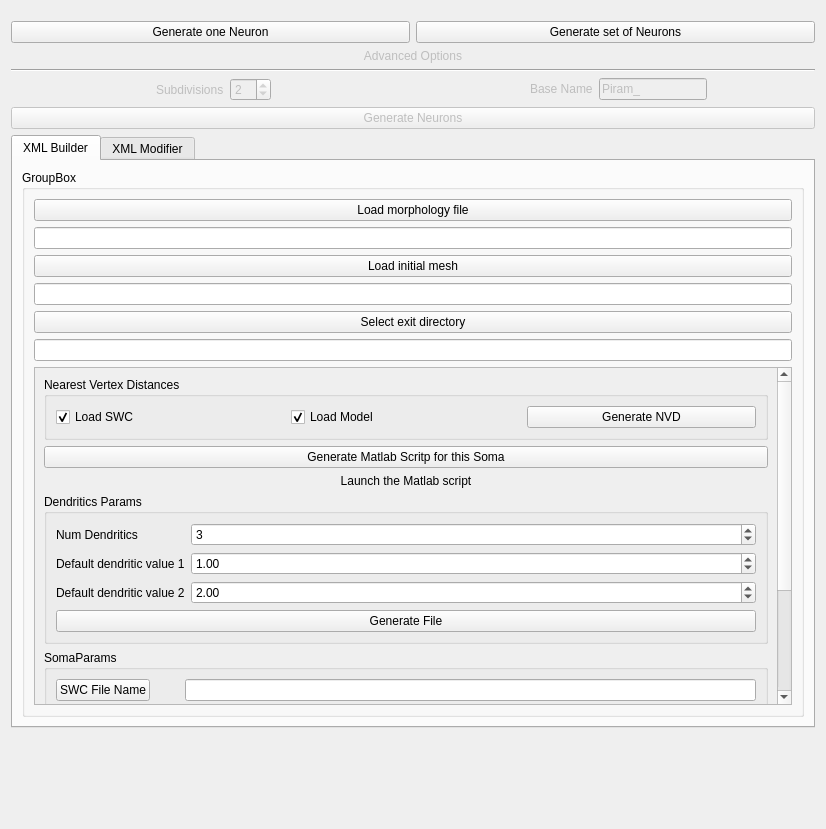
First picture: the form in Neuronize/SomaCreatorWidget.ui, repository vg-lab/Neuronize, before the edit.
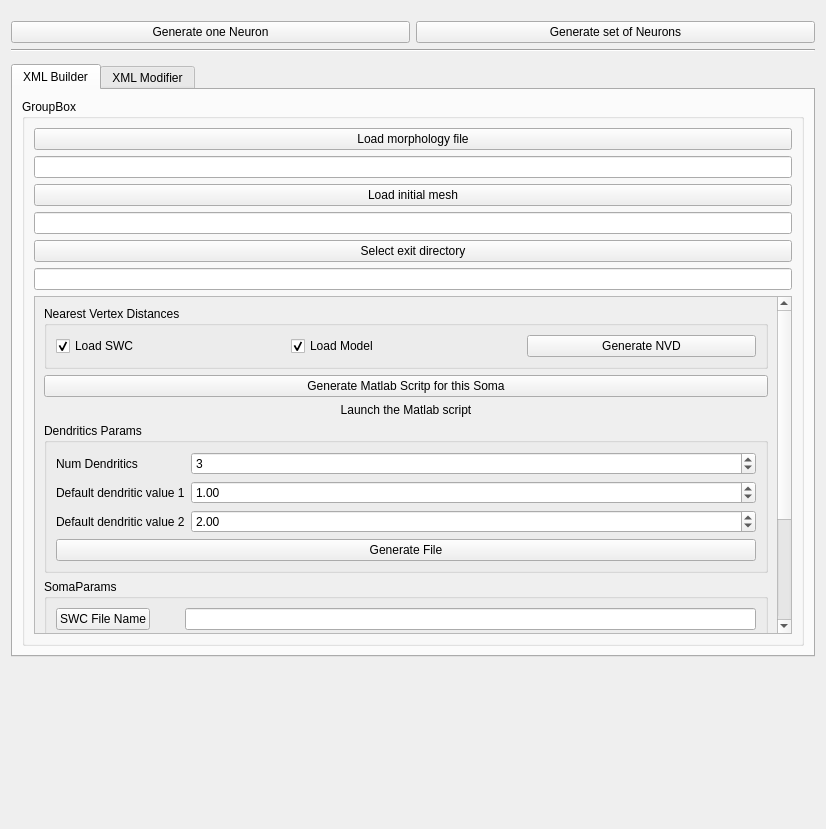
Second picture: the form after the edit.

Commit message: Added new dialog to generate multiple neurons at same time

```diff
--- a/Neuronize/SomaCreatorWidget.ui
+++ b/Neuronize/SomaCreatorWidget.ui
@@ -35,19 +35,6 @@
      </item>
     </layout>
    </item>
-   <item>
-    <widget class="QPushButton" name="adavencedOptionsButton">
-     <property name="enabled">
-      <bool>false</bool>
-     </property>
-     <property name="styleSheet">
-      <string notr="true">border:1px</string>
-     </property>
-     <property name="text">
-      <string>Advanced Options</string>
-     </property>
-    </widget>
-   </item>
    <item>
     <widget class="Line" name="line">
      <property name="orientation">
@@ -61,94 +48,9 @@
       <property name="margin">
        <number>0</number>
       </property>
-      <item>
-       <layout class="QFormLayout" name="formLayout_5">
-        <property name="fieldGrowthPolicy">
-         <enum>QFormLayout::AllNonFixedFieldsGrow</enum>
-        </property>
-        <property name="formAlignment">
-         <set>Qt::AlignHCenter|Qt::AlignTop</set>
-        </property>
-        <property name="topMargin">
-         <number>0</number>
-        </property>
-        <item row="0" column="0">
-         <widget class="QLabel" name="subdivisionsLabel">
-          <property name="enabled">
-           <bool>false</bool>
-          </property>
-          <property name="text">
-           <string>Subdivisions</string>
-          </property>
-         </widget>
-        </item>
-        <item row="0" column="1">
-         <widget class="QSpinBox" name="subdivisionsSpinBox">
-          <property name="enabled">
-           <bool>false</bool>
-          </property>
-          <property name="sizePolicy">
-           <sizepolicy hsizetype="Maximum" vsizetype="Fixed">
-            <horstretch>0</horstretch>
-            <verstretch>0</verstretch>
-           </sizepolicy>
-          </property>
-          <property name="value">
-           <number>2</number>
-          </property>
-         </widget>
-        </item>
-       </layout>
-      </item>
-      <item>
-       <layout class="QFormLayout" name="formLayout_4">
-        <property name="fieldGrowthPolicy">
-         <enum>QFormLayout::AllNonFixedFieldsGrow</enum>
-        </property>
-        <property name="formAlignment">
-         <set>Qt::AlignHCenter|Qt::AlignTop</set>
-        </property>
-        <item row="0" column="0">
-         <widget class="QLabel" name="baseNameLabel">
-          <property name="enabled">
-           <bool>false</bool>
-          </property>
-          <property name="text">
-           <string>Base Name</string>
-          </property>
-         </widget>
-        </item>
-        <item row="0" column="1">
-         <widget class="QLineEdit" name="baseNameLineEdit">
-          <property name="enabled">
-           <bool>false</bool>
-          </property>
-          <property name="sizePolicy">
-           <sizepolicy hsizetype="Maximum" vsizetype="Fixed">
-            <horstretch>0</horstretch>
-            <verstretch>0</verstretch>
-           </sizepolicy>
-          </property>
-          <property name="text">
-           <string>Piram_</string>
-          </property>
-         </widget>
-        </item>
-       </layout>
-      </item>
      </layout>
     </widget>
    </item>
-   <item>
-    <widget class="QPushButton" name="pushButton_GenerateNeurons">
-     <property name="enabled">
-      <bool>false</bool>
-     </property>
-     <property name="text">
-      <string>Generate Neurons</string>
-     </property>
-    </widget>
-   </item>
    <item>
     <widget class="QTabWidget" name="tabWidget_Main">
      <property name="enabled">
```
Left out of the diff: 6 changed lines with no effect on the pictures. The commit also changes 6 other files.
